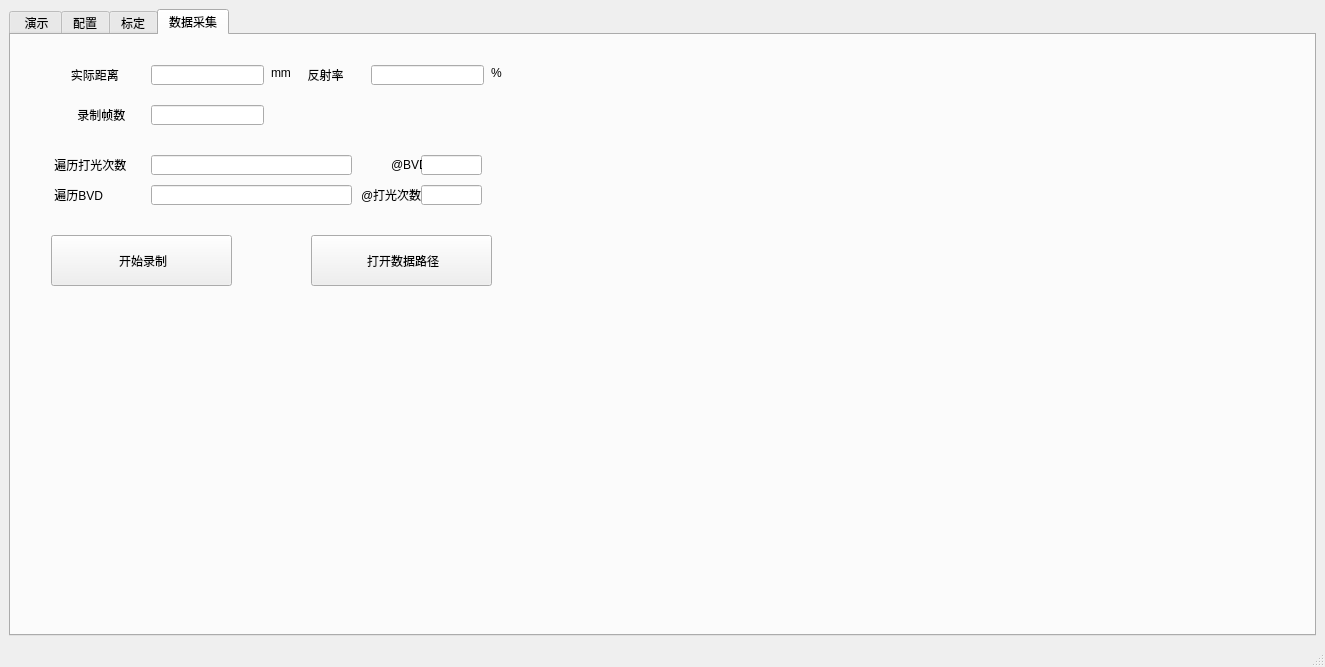
Above: mainwindow.ui from wood1139/trunk_door_demo before the change. Below: the same form after it.
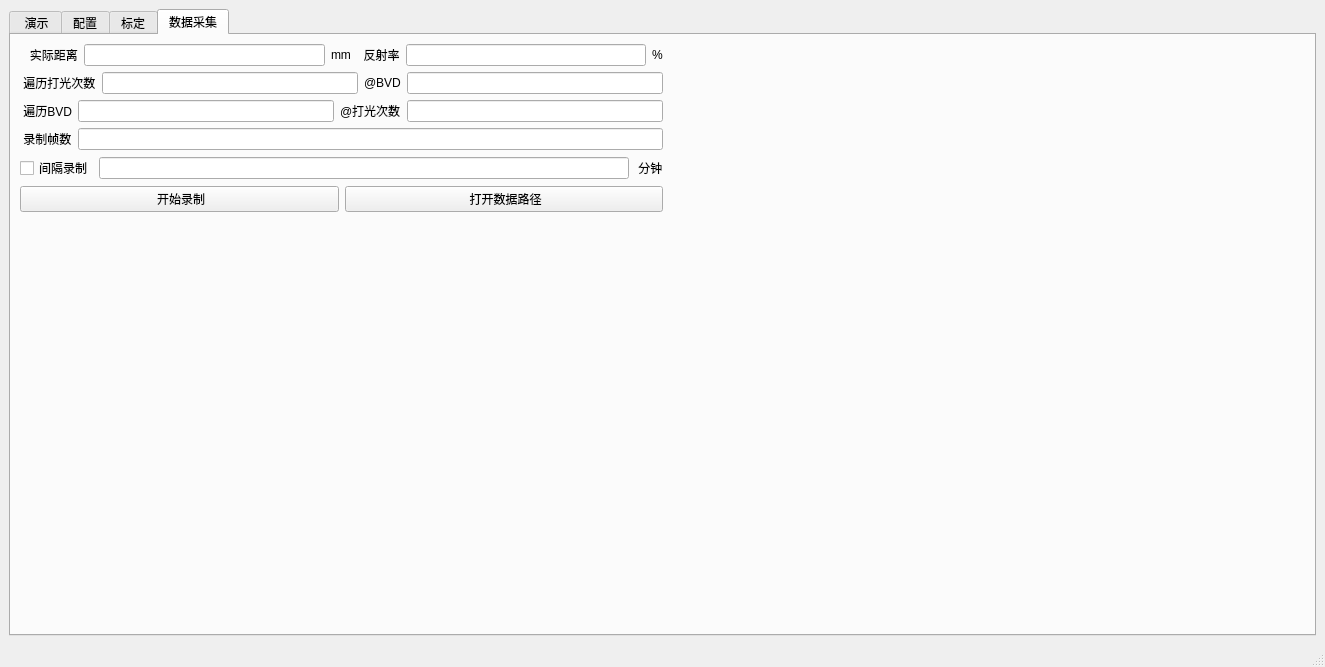
That is the form after the change. The open tabs and pages were chosen to show the change. Custom widgets are drawn as their Qt base class.

Commit message: 支持间隔录制

The edit to the form file:
```diff
--- a/mainwindow.ui
+++ b/mainwindow.ui
@@ -863,219 +863,173 @@
        <attribute name="title">
         <string>数据采集</string>
        </attribute>
-       <widget class="QPushButton" name="pushButton_openDataDir">
-        <property name="geometry">
-         <rect>
-          <x>300</x>
-          <y>200</y>
-          <width>181</width>
-          <height>51</height>
-         </rect>
-        </property>
-        <property name="text">
-         <string> 打开数据路径</string>
-        </property>
-       </widget>
+       <layout class="QGridLayout" name="gridLayout_15">
+        <item row="0" column="0">
+         <layout class="QHBoxLayout" name="horizontalLayout_4">
+          <item>
        <widget class="QLabel" name="label">
-        <property name="geometry">
-         <rect>
-          <x>50</x>
-          <y>30</y>
-          <width>101</width>
-          <height>20</height>
-         </rect>
-        </property>
         <property name="text">
          <string>   实际距离</string>
         </property>
        </widget>
-       <widget class="QLineEdit" name="lineEdit_ref">
-        <property name="geometry">
-         <rect>
-          <x>360</x>
-          <y>30</y>
-          <width>113</width>
-          <height>20</height>
-         </rect>
-        </property>
-       </widget>
-       <widget class="QLabel" name="label_4">
-        <property name="geometry">
-         <rect>
-          <x>480</x>
-          <y>30</y>
-          <width>71</width>
-          <height>16</height>
-         </rect>
-        </property>
-        <property name="text">
-         <string>%</string>
-        </property>
-       </widget>
-       <widget class="QLabel" name="label_3">
-        <property name="geometry">
-         <rect>
-          <x>290</x>
-          <y>30</y>
-          <width>61</width>
-          <height>20</height>
-         </rect>
-        </property>
-        <property name="text">
-         <string>  反射率</string>
-        </property>
-       </widget>
-       <widget class="QPushButton" name="pushButton_record">
-        <property name="geometry">
-         <rect>
-          <x>40</x>
-          <y>200</y>
-          <width>181</width>
-          <height>51</height>
-         </rect>
-        </property>
-        <property name="text">
-         <string> 开始录制</string>
-        </property>
-       </widget>
+          </item>
+          <item>
+           <widget class="QLineEdit" name="lineEdit_realDist"/>
+          </item>
+          <item>
        <widget class="QLabel" name="label_2">
-        <property name="geometry">
-         <rect>
-          <x>260</x>
-          <y>30</y>
-          <width>71</width>
-          <height>16</height>
-         </rect>
-        </property>
         <property name="text">
          <string>mm</string>
         </property>
        </widget>
-       <widget class="QLineEdit" name="lineEdit_realDist">
-        <property name="geometry">
-         <rect>
-          <x>140</x>
-          <y>30</y>
-          <width>113</width>
-          <height>20</height>
-         </rect>
-        </property>
-       </widget>
+          </item>
+          <item>
+           <widget class="QLabel" name="label_3">
+            <property name="text">
+             <string>  反射率</string>
+            </property>
+           </widget>
+          </item>
+          <item>
+           <widget class="QLineEdit" name="lineEdit_ref"/>
+          </item>
+          <item>
+           <widget class="QLabel" name="label_4">
+            <property name="text">
+             <string>%</string>
+            </property>
+           </widget>
+          </item>
+         </layout>
+        </item>
+        <item row="1" column="0">
+         <layout class="QHBoxLayout" name="horizontalLayout_5">
+          <item>
        <widget class="QLabel" name="label_19">
-        <property name="geometry">
-         <rect>
-          <x>40</x>
-          <y>120</y>
-          <width>101</width>
-          <height>20</height>
-         </rect>
-        </property>
         <property name="text">
          <string> 遍历打光次数</string>
         </property>
        </widget>
-       <widget class="QLineEdit" name="lineEdit_pulseNumList">
-        <property name="geometry">
-         <rect>
-          <x>140</x>
-          <y>120</y>
-          <width>201</width>
-          <height>20</height>
-         </rect>
-        </property>
-       </widget>
-       <widget class="QLabel" name="label_20">
-        <property name="geometry">
-         <rect>
-          <x>40</x>
-          <y>150</y>
-          <width>101</width>
-          <height>20</height>
-         </rect>
-        </property>
-        <property name="text">
-         <string> 遍历BVD</string>
-        </property>
-       </widget>
-       <widget class="QLineEdit" name="lineEdit_bvdList">
-        <property name="geometry">
-         <rect>
-          <x>140</x>
-          <y>150</y>
-          <width>201</width>
-          <height>20</height>
-         </rect>
-        </property>
-       </widget>
-       <widget class="QLineEdit" name="lineEdit_setFramNum">
-        <property name="geometry">
-         <rect>
-          <x>140</x>
-          <y>70</y>
-          <width>113</width>
-          <height>20</height>
-         </rect>
-        </property>
-       </widget>
-       <widget class="QLineEdit" name="lineEdit_scanPulseNumListAtBvd">
-        <property name="geometry">
-         <rect>
-          <x>410</x>
-          <y>120</y>
-          <width>61</width>
-          <height>20</height>
-         </rect>
-        </property>
-       </widget>
+          </item>
+          <item>
+           <widget class="QLineEdit" name="lineEdit_pulseNumList"/>
+          </item>
+          <item>
        <widget class="QLabel" name="label_21">
-        <property name="geometry">
-         <rect>
-          <x>380</x>
-          <y>120</y>
-          <width>31</width>
-          <height>20</height>
-         </rect>
-        </property>
         <property name="text">
          <string>@BVD</string>
         </property>
        </widget>
-       <widget class="QLineEdit" name="lineEdit_scanBvdAtPulseNum">
-        <property name="geometry">
-         <rect>
-          <x>410</x>
-          <y>150</y>
-          <width>61</width>
-          <height>20</height>
-         </rect>
-        </property>
-       </widget>
+          </item>
+          <item>
+           <widget class="QLineEdit" name="lineEdit_scanPulseNumListAtBvd"/>
+          </item>
+         </layout>
+        </item>
+        <item row="2" column="0">
+         <layout class="QHBoxLayout" name="horizontalLayout_6">
+          <item>
+           <widget class="QLabel" name="label_20">
+            <property name="text">
+             <string> 遍历BVD</string>
+            </property>
+           </widget>
+          </item>
+          <item>
+           <widget class="QLineEdit" name="lineEdit_bvdList"/>
+          </item>
+          <item>
        <widget class="QLabel" name="label_22">
-        <property name="geometry">
-         <rect>
-          <x>350</x>
-          <y>150</y>
-          <width>61</width>
-          <height>20</height>
-         </rect>
-        </property>
         <property name="text">
          <string>@打光次数</string>
         </property>
        </widget>
+          </item>
+          <item>
+           <widget class="QLineEdit" name="lineEdit_scanBvdAtPulseNum"/>
+          </item>
+         </layout>
+        </item>
+        <item row="3" column="0">
+         <layout class="QHBoxLayout" name="horizontalLayout_7">
+          <item>
        <widget class="QLabel" name="label_38">
-        <property name="geometry">
-         <rect>
-          <x>63</x>
-          <y>70</y>
-          <width>71</width>
-          <height>20</height>
-         </rect>
-        </property>
         <property name="text">
          <string> 录制帧数</string>
         </property>
        </widget>
+          </item>
+          <item>
+           <widget class="QLineEdit" name="lineEdit_setFramNum"/>
+          </item>
+         </layout>
+        </item>
+        <item row="4" column="0">
+         <layout class="QHBoxLayout" name="horizontalLayout_8">
+          <item>
+           <widget class="QCheckBox" name="checkBox_jumpRecord">
+            <property name="text">
+             <string>间隔录制</string>
+            </property>
+           </widget>
+          </item>
+          <item>
+           <widget class="QLineEdit" name="lineEdit_jumpRecordIntervalMin"/>
+          </item>
+          <item>
+           <widget class="QLabel" name="label_39">
+            <property name="text">
+             <string> 分钟</string>
+            </property>
+           </widget>
+          </item>
+         </layout>
+        </item>
+        <item row="5" column="0">
+         <layout class="QHBoxLayout" name="horizontalLayout_9">
+          <item>
+           <widget class="QPushButton" name="pushButton_record">
+            <property name="text">
+             <string> 开始录制</string>
+            </property>
+           </widget>
+          </item>
+          <item>
+           <widget class="QPushButton" name="pushButton_openDataDir">
+            <property name="text">
+             <string> 打开数据路径</string>
+            </property>
+           </widget>
+          </item>
+         </layout>
+        </item>
+        <item row="6" column="0">
+         <spacer name="verticalSpacer">
+          <property name="orientation">
+           <enum>Qt::Vertical</enum>
+          </property>
+          <property name="sizeHint" stdset="0">
+           <size>
+            <width>20</width>
+            <height>339</height>
+           </size>
+          </property>
+         </spacer>
+        </item>
+        <item row="7" column="1">
+         <spacer name="horizontalSpacer_2">
+          <property name="orientation">
+           <enum>Qt::Horizontal</enum>
+          </property>
+          <property name="sizeHint" stdset="0">
+           <size>
+            <width>635</width>
+            <height>20</height>
+           </size>
+          </property>
+         </spacer>
+        </item>
+       </layout>
       </widget>
      </widget>
     </item>
```
Left out of the diff: 53 changed lines with no effect on the pictures. Lines whose indentation alone changed are shown as unchanged. The commit also changes 3 other files.
